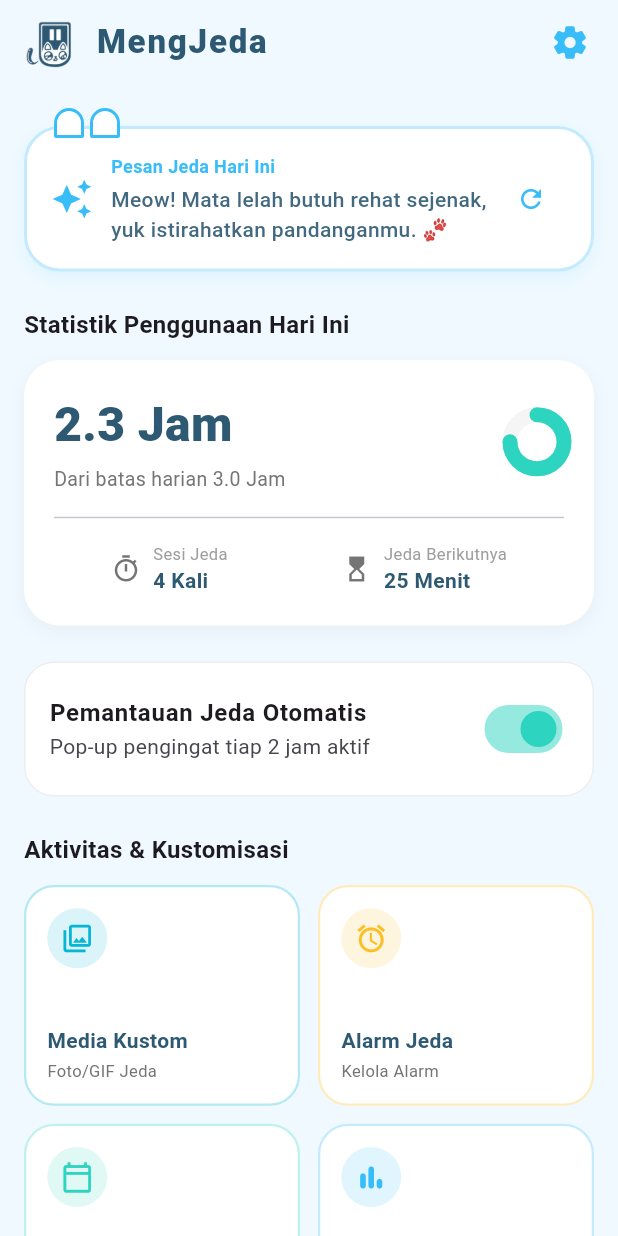
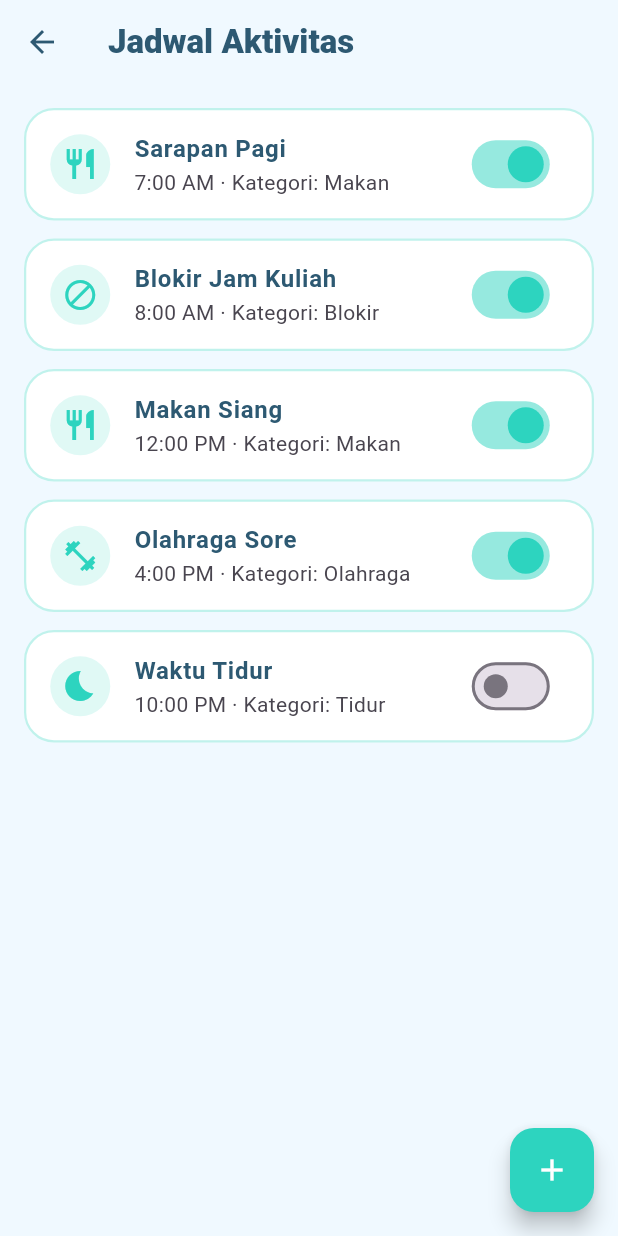
Before and after one commit to Hafiz237/project-app-mengjeda, a Flutter app: the screen it shows after launch, after a tap on "Jadwal Aktivitas", on a phone screen of 412 x 824 dp. Run offline on Flutter 3.47's test engine with Material 3 defaults, Android fonts, the phone set to English and light mode, and no system bars.

Commit message:
add fitur alarm dan fitur jadwal aktivitas

```diff
--- /dev/null
+++ b/lib/data/dummy_alarms.dart
@@ -0,0 +1,10 @@
+import 'package:flutter/material.dart';
+import '../models/alarm_model.dart';
+
+List<AlarmModel> dummyAlarms = [
+  AlarmModel(id: '1', label: 'Istirahat Pagi', time: const TimeOfDay(hour: 9, minute: 0), tone: 'Lembut'),
+  AlarmModel(id: '2', label: 'Jeda Setelah Kuliah', time: const TimeOfDay(hour: 11, minute: 30), tone: 'Default'),
+  AlarmModel(id: '3', label: 'Istirahat Siang', time: const TimeOfDay(hour: 13, minute: 0), tone: 'Klasik'),
+  AlarmModel(id: '4', label: 'Peregangan Sore', time: const TimeOfDay(hour: 15, minute: 30), tone: 'Lembut'),
+  AlarmModel(id: '5', label: 'Jeda Sebelum Makan Malam', time: const TimeOfDay(hour: 18, minute: 0), tone: 'Default', isActive: false),
+];
--- /dev/null
+++ b/lib/data/dummy_jadwal.dart
@@ -0,0 +1,10 @@
+import 'package:flutter/material.dart';
+import '../models/jadwal_model.dart';
+
+List<JadwalModel> dummyJadwal = [
+  JadwalModel(id: 'j1', label: 'Sarapan Pagi', time: const TimeOfDay(hour: 7, minute: 0), kategoriId: 'k2'),
+  JadwalModel(id: 'j2', label: 'Blokir Jam Kuliah', time: const TimeOfDay(hour: 8, minute: 0), kategoriId: 'k1'),
+  JadwalModel(id: 'j3', label: 'Makan Siang', time: const TimeOfDay(hour: 12, minute: 0), kategoriId: 'k2'),
+  JadwalModel(id: 'j4', label: 'Olahraga Sore', time: const TimeOfDay(hour: 16, minute: 0), kategoriId: 'k3'),
+  JadwalModel(id: 'j5', label: 'Waktu Tidur', time: const TimeOfDay(hour: 22, minute: 0), kategoriId: 'k4', isActive: false),
+];
--- /dev/null
+++ b/lib/data/dummy_kategori.dart
@@ -0,0 +1,10 @@
+import 'package:flutter/material.dart';
+import '../models/kategori_model.dart';
+
+List<KategoriModel> dummyKategori = [
+  KategoriModel(id: 'k1', nama: 'Blokir', icon: Icons.block),
+  KategoriModel(id: 'k2', nama: 'Makan', icon: Icons.restaurant),
+  KategoriModel(id: 'k3', nama: 'Olahraga', icon: Icons.fitness_center),
+  KategoriModel(id: 'k4', nama: 'Tidur', icon: Icons.bedtime),
+  KategoriModel(id: 'k5', nama: 'Belajar', icon: Icons.menu_book),
+];
--- /dev/null
+++ b/lib/models/jadwal_model.dart
@@ -0,0 +1,17 @@
+import 'package:flutter/material.dart';
+
+class JadwalModel {
+  final String id;
+  final String label;
+  final TimeOfDay time;
+  final String kategoriId;
+  bool isActive;
+
+  JadwalModel({
+    required this.id,
+    required this.label,
+    required this.time,
+    required this.kategoriId,
+    this.isActive = true,
+  });
+}
--- /dev/null
+++ b/lib/models/kategori_model.dart
@@ -0,0 +1,13 @@
+import 'package:flutter/material.dart';
+
+class KategoriModel {
+  final String id;
+  final String nama;
+  final IconData icon;
+
+  const KategoriModel({
+    required this.id,
+    required this.nama,
+    required this.icon,
+  });
+}
--- a/lib/screens/home_screen.dart
+++ b/lib/screens/home_screen.dart
@@ -1,5 +1,8 @@
 import 'dart:math';
 import 'package:flutter/material.dart';
+import '../theme/app_colors.dart';
+import 'alarm_list_screen.dart';
+import 'jadwal_list_screen.dart';
 
 class HomeScreen extends StatefulWidget {
   const HomeScreen({super.key});
@@ -9,15 +12,6 @@ class HomeScreen extends StatefulWidget {
 }
 
 class _HomeScreenState extends State<HomeScreen> {
-  final Color primaryBlue = const Color(0xFF2D5972);
-  final Color bgColor = const Color(0xFFF0F9FF);
-
-  // Warna Aksen yang Matching dengan Biru
-  final Color skyBlue = const Color(0xFF38BDF8);
-  final Color tealMint = const Color(0xFF2DD4BF);
-  final Color goldenYellow = const Color(0xFFFBBF24);
-  final Color deepCyan = const Color(0xFF06B6D4);
-
   final List<String> _motivationQuotes = [
     "Meow! Mata lelah butuh rehat sejenak, yuk istirahatkan pandanganmu. 🐾",
     "Postur tubuhmu sudah tegak belum? Regangkan pundakmu dulu seperti kucing meregang! 🐈",
@@ -50,7 +44,7 @@ class _HomeScreenState extends State<HomeScreen> {
     final progress = (_screenTimeMinutes / _targetDailyMinutes).clamp(0.0, 1.0);
 
     return Scaffold(
-      backgroundColor: bgColor,
+      backgroundColor: AppColors.bgColor,
       appBar: AppBar(
         title: Row(
           mainAxisSize: MainAxisSize.min,
@@ -67,21 +61,19 @@ class _HomeScreenState extends State<HomeScreen> {
                 fontWeight: FontWeight.w800,
                 fontSize: 22,
                 letterSpacing: 1.2,
-                color: Color(0xFF2D5972), // Warna biru tua logo
+                color: AppColors.primaryBlue,
               ),
             ),
           ],
         ),
         elevation: 0,
-        backgroundColor: bgColor,
-
+        backgroundColor: AppColors.bgColor,
         actions: [
           IconButton(
             icon: const Icon(Icons.settings_rounded),
-            color: skyBlue,
+            color: AppColors.skyBlue,
             iconSize: 26,
-            onPressed: () {
-            },
+            onPressed: () {},
           ),
           const SizedBox(width: 8),
         ],
@@ -100,10 +92,10 @@ class _HomeScreenState extends State<HomeScreen> {
                   decoration: BoxDecoration(
                     color: Colors.white,
                     borderRadius: BorderRadius.circular(24),
-                    border: Border.all(color: skyBlue.withValues(alpha: 0.3), width: 2),
+                    border: Border.all(color: AppColors.skyBlue.withValues(alpha: 0.3), width: 2),
                     boxShadow: [
                       BoxShadow(
-                        color: skyBlue.withValues(alpha: 0.1),
+                        color: AppColors.skyBlue.withValues(alpha: 0.1),
                         blurRadius: 10,
                         offset: const Offset(0, 4),
                       ),
@@ -111,18 +103,18 @@ class _HomeScreenState extends State<HomeScreen> {
                   ),
                   child: Row(
                     children: [
-                      Icon(Icons.auto_awesome, color: skyBlue, size: 28),
+                      Icon(Icons.auto_awesome, color: AppColors.skyBlue, size: 28),
                       const SizedBox(width: 12),
                       Expanded(
                         child: Column(
                           crossAxisAlignment: CrossAxisAlignment.start,
                           children: [
-                            Text(
+                            const Text(
                               'Pesan Jeda Hari Ini',
                               style: TextStyle(
                                 fontSize: 12,
                                 fontWeight: FontWeight.bold,
-                                color: skyBlue,
+                                color: AppColors.skyBlue,
                               ),
                             ),
                             const SizedBox(height: 4),
@@ -130,7 +122,7 @@ class _HomeScreenState extends State<HomeScreen> {
                               _activeMotivation,
                               style: TextStyle(
                                 fontSize: 14,
-                                color: primaryBlue.withValues(alpha: 0.9),
+                                color: AppColors.primaryBlue.withValues(alpha: 0.9),
                                 height: 1.4,
                                 fontWeight: FontWeight.w500,
                               ),
@@ -140,21 +132,20 @@ class _HomeScreenState extends State<HomeScreen> {
                       ),
                       IconButton(
                         icon: const Icon(Icons.refresh, size: 20),
-                        color: skyBlue,
+                        color: AppColors.skyBlue,
                         onPressed: _pickRandomMotivation,
                       ),
                     ],
                   ),
                 ),
-                // Hiasan Telinga Kucing
                 Positioned(
                   top: 0,
                   left: 20,
                   child: Row(
                     children: [
-                      _buildEar(skyBlue),
+                      _buildEar(AppColors.skyBlue),
                       const SizedBox(width: 4),
-                      _buildEar(skyBlue),
+                      _buildEar(AppColors.skyBlue),
                     ],
                   ),
                 ),
@@ -168,7 +159,6 @@ class _HomeScreenState extends State<HomeScreen> {
             ),
             const SizedBox(height: 12),
 
-            // --- Card Statistik ---
             Container(
               padding: const EdgeInsets.all(20),
               decoration: BoxDecoration(
@@ -192,10 +182,10 @@ class _HomeScreenState extends State<HomeScreen> {
                         children: [
                           Text(
                             '$screenTimeHours Jam',
-                            style: TextStyle(
+                            style: const TextStyle(
                               fontSize: 32,
                               fontWeight: FontWeight.w900,
-                              color: primaryBlue,
+                              color: AppColors.primaryBlue,
                             ),
                           ),
                           const SizedBox(height: 4),
@@ -209,7 +199,7 @@ class _HomeScreenState extends State<HomeScreen> {
                         value: progress,
                         strokeWidth: 10,
                         backgroundColor: Colors.grey.shade100,
-                        valueColor: AlwaysStoppedAnimation<Color>(tealMint),
+                        valueColor: const AlwaysStoppedAnimation<Color>(AppColors.tealMint),
                         strokeCap: StrokeCap.round,
                       ),
                     ],
@@ -227,7 +217,6 @@ class _HomeScreenState extends State<HomeScreen> {
             ),
             const SizedBox(height: 24),
 
-            // --- Switch List Tile ---
             Container(
               padding: const EdgeInsets.symmetric(horizontal: 16, vertical: 8),
               decoration: BoxDecoration(
@@ -243,7 +232,7 @@ class _HomeScreenState extends State<HomeScreen> {
                 ),
                 subtitle: const Text('Pop-up pengingat tiap 2 jam aktif'),
                 value: _isBreakSessionActive,
-                activeThumbColor: tealMint,
+                activeThumbColor: AppColors.tealMint,
                 onChanged: (val) {
                   setState(() => _isBreakSessionActive = val);
                 },
@@ -257,7 +246,6 @@ class _HomeScreenState extends State<HomeScreen> {
             ),
             const SizedBox(height: 12),
 
-            // --- Grid Action Cards ---
             GridView.count(
               crossAxisCount: 2,
               shrinkWrap: true,
@@ -268,28 +256,38 @@ class _HomeScreenState extends State<HomeScreen> {
               children: [
                 _buildActionCard(
                   icon: Icons.photo_library_outlined,
-                  color: deepCyan,
+                  color: AppColors.deepCyan,
                   title: 'Media Kustom',
                   subtitle: 'Foto/GIF Jeda',
                   onTap: () {},
                 ),
                 _buildActionCard(
                   icon: Icons.alarm,
-                  color: goldenYellow,
+                  color: AppColors.goldenYellow,
                   title: 'Alarm Jeda',
                   subtitle: 'Kelola Alarm',
-                  onTap: () {},
+                  onTap: () {
+                    Navigator.push(
+                      context,
+                      MaterialPageRoute(builder: (context) => const AlarmListScreen()),
+                    );
+                  },
                 ),
                 _buildActionCard(
                   icon: Icons.calendar_today_outlined,
-                  color: tealMint,
+                  color: AppColors.tealMint,
                   title: 'Jadwal Aktivitas',
                   subtitle: 'Makan/Olahraga',
-                  onTap: () {},
+                  onTap: () {
+                    Navigator.push(
+                      context,
+                      MaterialPageRoute(builder: (context) => const JadwalListScreen()),
+                    );
+                  },
                 ),
                 _buildActionCard(
                   icon: Icons.bar_chart_rounded,
-                  color: skyBlue,
+                  color: AppColors.skyBlue,
                   title: 'Statistik Penuh',
                   subtitle: 'Riwayat Jeda',
                   onTap: () {},
@@ -328,7 +326,8 @@ class _HomeScreenState extends State<HomeScreen> {
           crossAxisAlignment: CrossAxisAlignment.start,
           children: [
             Text(title, style: TextStyle(fontSize: 11, color: Colors.grey.shade500)),
-            Text(value, style: TextStyle(fontWeight: FontWeight.bold, fontSize: 14, color: primaryBlue)),
+            const SizedBox(height: 0),
+            Text(value, style: const TextStyle(fontWeight: FontWeight.bold, fontSize: 14, color: AppColors.primaryBlue)),
           ],
         ),
       ],
@@ -364,7 +363,7 @@ class _HomeScreenState extends State<HomeScreen> {
             const Spacer(),
             Text(
               title,
-              style: TextStyle(fontWeight: FontWeight.bold, fontSize: 14, color: primaryBlue),
+              style: const TextStyle(fontWeight: FontWeight.bold, fontSize: 14, color: AppColors.primaryBlue),
             ),
             const SizedBox(height: 2),
             Text(
--- /dev/null
+++ b/lib/screens/jadwal_list_screen.dart
@@ -0,0 +1,147 @@
+import 'package:flutter/material.dart';
+import '../models/jadwal_model.dart';
+import '../models/kategori_model.dart';
+import '../data/dummy_jadwal.dart';
+import '../data/dummy_kategori.dart';
+import '../theme/app_colors.dart';
+import 'jadwal_form_screen.dart';
+
+class JadwalListScreen extends StatefulWidget {
+  const JadwalListScreen({super.key});
+
+  @override
+  State<JadwalListScreen> createState() => _JadwalListScreenState();
+}
+
+class _JadwalListScreenState extends State<JadwalListScreen> {
+  late List<JadwalModel> _jadwalList;
+
+  @override
+  void initState() {
+    super.initState();
+    _jadwalList = dummyJadwal;
+  }
+
+  KategoriModel _getKategori(String kategoriId) {
+    return dummyKategori.firstWhere((k) => k.id == kategoriId);
+  }
+
+  void _toggleJadwal(String id, bool value) {
+    setState(() {
+      final jadwal = _jadwalList.firstWhere((j) => j.id == id);
+      jadwal.isActive = value;
+    });
+  }
+
+  Future<void> _addJadwal() async {
+    final result = await Navigator.push<JadwalModel>(
+      context,
+      MaterialPageRoute(builder: (context) => const JadwalFormScreen()),
+    );
+    if (result != null) {
+      setState(() => _jadwalList.add(result));
+    }
+  }
+
+  Future<void> _editJadwal(JadwalModel jadwal) async {
+    final result = await Navigator.push<JadwalModel>(
+      context,
+      MaterialPageRoute(builder: (context) => JadwalFormScreen(existingJadwal: jadwal)),
+    );
+    if (result != null) {
+      setState(() {
+        final index = _jadwalList.indexWhere((j) => j.id == result.id);
+        if (index != -1) _jadwalList[index] = result;
+      });
+    }
+  }
+
+  Future<bool> _confirmDelete(JadwalModel jadwal) async {
+    final confirmed = await showDialog<bool>(
+      context: context,
+      builder: (context) => AlertDialog(
+        title: const Text('Hapus Jadwal?'),
+        content: Text('Jadwal "${jadwal.label}" akan dihapus permanen.'),
+        actions: [
+          TextButton(onPressed: () => Navigator.pop(context, false), child: const Text('Batal')),
+          TextButton(
+            onPressed: () => Navigator.pop(context, true),
+            child: const Text('Hapus', style: TextStyle(color: Colors.red)),
+          ),
+        ],
+      ),
+    );
+    return confirmed ?? false;
+  }
+
+  void _deleteJadwal(String id) {
+    setState(() {
+      _jadwalList.removeWhere((j) => j.id == id);
+    });
+  }
+
+  @override
+  Widget build(BuildContext context) {
+    return Scaffold(
+      backgroundColor: AppColors.bgColor,
+      appBar: AppBar(
+        title: const Text('Jadwal Aktivitas',
+            style: TextStyle(fontWeight: FontWeight.w800, color: AppColors.primaryBlue)),
+        backgroundColor: AppColors.bgColor,
+        elevation: 0,
+        iconTheme: const IconThemeData(color: AppColors.primaryBlue),
+      ),
+      body: _jadwalList.isEmpty
+          ? const Center(child: Text('Belum ada jadwal. Tambah jadwal baru.'))
+          : ListView.builder(
+        padding: const EdgeInsets.all(16),
+        itemCount: _jadwalList.length,
+        itemBuilder: (context, index) {
+          final jadwal = _jadwalList[index];
+          final kategori = _getKategori(jadwal.kategoriId);
+          return Dismissible(
+            key: ValueKey(jadwal.id),
+            direction: DismissDirection.endToStart,
+            confirmDismiss: (_) => _confirmDelete(jadwal),
+            onDismissed: (_) => _deleteJadwal(jadwal.id),
+            background: Container(
+              alignment: Alignment.centerRight,
+              padding: const EdgeInsets.symmetric(horizontal: 20),
+              margin: const EdgeInsets.only(bottom: 12),
+              decoration: BoxDecoration(color: Colors.red.shade400, borderRadius: BorderRadius.circular(20)),
+              child: const Icon(Icons.delete, color: Colors.white),
+            ),
+            child: Container(
+              margin: const EdgeInsets.only(bottom: 12),
+              decoration: BoxDecoration(
+                color: Colors.white,
+                borderRadius: BorderRadius.circular(20),
+                border: Border.all(color: AppColors.tealMint.withValues(alpha: 0.3), width: 1.5),
+              ),
+              child: ListTile(
+                leading: CircleAvatar(
+                  backgroundColor: AppColors.tealMint.withValues(alpha: 0.15),
+                  child: Icon(kategori.icon, color: AppColors.tealMint),
+                ),
+                title: Text(jadwal.label,
+                    style: const TextStyle(fontWeight: FontWeight.bold, color: AppColors.primaryBlue)),
+                subtitle: Text('${jadwal.time.format(context)} · Kategori: ${kategori.nama}'),
+                trailing: Switch(
+                  value: jadwal.isActive,
+                  activeThumbColor: AppColors.tealMint,
+                  onChanged: (val) => _toggleJadwal(jadwal.id, val),
+                ),
+                onTap: () => _editJadwal(jadwal),
+              ),
+            ),
+          );
+        },
+      ),
+      floatingActionButton: FloatingActionButton(
+        backgroundColor: AppColors.tealMint,
+        onPressed: _addJadwal,
+        child: const Icon(Icons.add, color: Colors.white),
+      ),
+    );
+  }
+}
--- /dev/null
+++ b/lib/theme/app_colors.dart
@@ -0,0 +1,10 @@
+import 'package:flutter/material.dart';
+
+class AppColors {
+  static const Color primaryBlue = Color(0xFF2D5972);
+  static const Color bgColor = Color(0xFFF0F9FF);
+  static const Color skyBlue = Color(0xFF38BDF8);
+  static const Color tealMint = Color(0xFF2DD4BF);
+  static const Color goldenYellow = Color(0xFFFBBF24);
+  static const Color deepCyan = Color(0xFF06B6D4);
+}
```
Also changed, not shown: lib/models/alarm_model.dart (added, +17 -0 lines), lib/screens/alarm_form_screen.dart (added, +126 -0 lines), lib/screens/alarm_list_screen.dart (added, +150 -0 lines), lib/screens/jadwal_form_screen.dart (added, +133 -0 lines), assets/images/logoawal.png (deleted).
